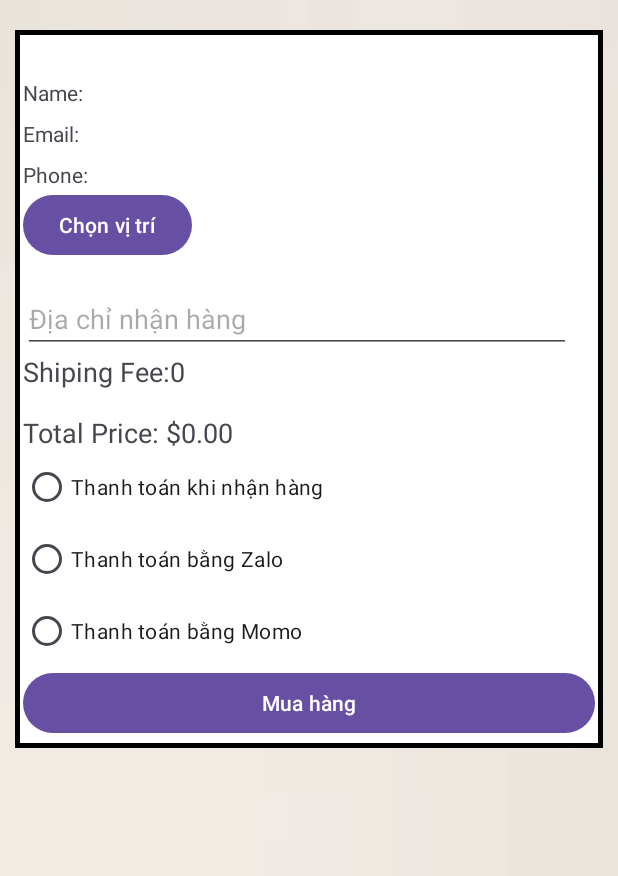
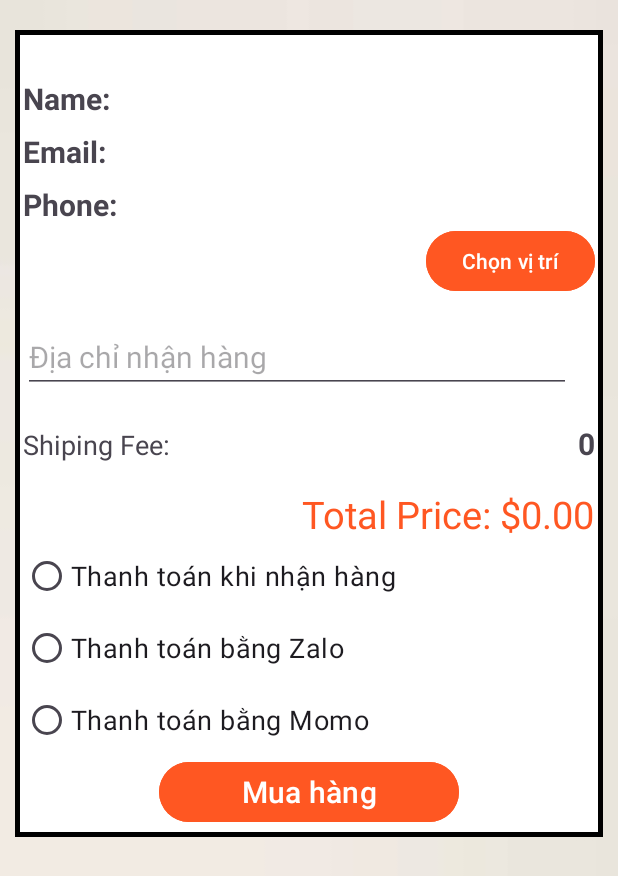
Before and after one commit to AICY-GIT/AppDoDienTu, an Android app: the layout activity_purchase.xml on its own in the app's theme, with its tools: preview values and no code run, on a phone screen of 412 x 824 dp. Shown: the top 876 px of the screen. Run offline under Robolectric (Android 15) with nearby library versions, the phone set to English and light mode, and no system bars.

Commit message:
fix interface home and order

```diff
--- a/app/src/main/res/layout/activity_detai_products.xml
+++ b/app/src/main/res/layout/activity_detai_products.xml
@@ -202,7 +202,7 @@
                 android:layout_gravity="end"
                 android:id="@+id/btn_show_details"
                 android:layout_width="150dp"
-                android:layout_height="100dp"
+                android:layout_height="80dp"
                 android:gravity="center"
                 android:backgroundTint="#F44336"
                 android:text="THÊM VÀO GIỎ HÀNG" />
--- a/app/src/main/res/layout/activity_purchase.xml
+++ b/app/src/main/res/layout/activity_purchase.xml
@@ -6,6 +6,7 @@
     android:orientation="vertical">
 
     <LinearLayout
+
         android:layout_width="match_parent"
         android:layout_height="match_parent"
         android:layout_marginStart="10dp"
@@ -36,40 +37,46 @@
             android:id="@+id/userNameTextView"
             android:layout_width="wrap_content"
             android:layout_height="wrap_content"
-
             android:layout_marginTop="16dp"
-            android:text="Name:" />
+            android:text="Name:"
+            android:textSize="20dp"
+            android:textStyle="bold" />
 
         <TextView
             android:id="@+id/userEmailTextView"
             android:layout_width="wrap_content"
             android:layout_height="wrap_content"
-
             android:layout_marginTop="8dp"
-            android:text="Email:" />
+            android:text="Email:"
+            android:textSize="20dp"
+            android:textStyle="bold" />
 
         <TextView
             android:id="@+id/userPhoneTextView"
             android:layout_width="wrap_content"
             android:layout_height="wrap_content"
-
             android:layout_marginTop="8dp"
-            android:text="Phone:" />
+            android:text="Phone:"
+            android:textSize="20dp"
+            android:textStyle="bold" />
 
         <Button
             android:id="@+id/btn_ChooseLocation_purchase"
             android:layout_width="wrap_content"
             android:layout_height="match_parent"
+            android:layout_gravity="end"
             android:layout_weight="1"
+            android:backgroundTint="#FF5722"
             android:text="Chọn vị trí" />
 
         <EditText
             android:id="@+id/shippingAddressEditText"
             android:layout_width="match_parent"
             android:layout_height="match_parent"
-
             android:layout_marginTop="16dp"
             android:layout_marginEnd="16dp"
+            android:layout_marginBottom="20dp"
+            android:textSize="20dp"
             android:layout_weight="8"
             android:hint="Địa chỉ nhận hàng" />
 
@@ -88,17 +95,21 @@
                 android:id="@+id/tv_shippingFee_purchase"
                 android:layout_width="match_parent"
                 android:layout_height="wrap_content"
+                android:gravity="end"
                 android:text="0"
-                android:textSize="18dp" />
+                android:textSize="20dp"
+                android:textStyle="bold" />
         </LinearLayout>
 
         <TextView
             android:id="@+id/totalPriceTextView"
             android:layout_width="wrap_content"
             android:layout_height="wrap_content"
+            android:layout_gravity="end"
             android:layout_marginTop="16dp"
             android:text="Total Price: $0.00"
-            android:textSize="18sp" />
+            android:textColor="#FF5722"
+            android:textSize="25dp" />
 
         <RadioGroup
             android:id="@+id/rg_paymentMenthod_purchase"
@@ -109,27 +120,33 @@
                 android:id="@+id/rb_whenship_purchase"
                 android:layout_width="match_parent"
                 android:layout_height="wrap_content"
-                android:text="Thanh toán khi nhận hàng" />
+                android:text="Thanh toán khi nhận hàng"
+                android:textSize="18dp" />
 
             <RadioButton
                 android:id="@+id/rb_withZalo_purchase"
                 android:layout_width="match_parent"
                 android:layout_height="wrap_content"
-                android:text="Thanh toán bằng Zalo" />
+                android:text="Thanh toán bằng Zalo"
+                android:textSize="18dp" />
 
             <RadioButton
                 android:id="@+id/rb_withMomo_purchase"
                 android:layout_width="match_parent"
                 android:layout_height="wrap_content"
-                android:text="Thanh toán bằng Momo" />
+                android:text="Thanh toán bằng Momo"
+                android:textSize="18dp" />
         </RadioGroup>
 
         <Button
             android:id="@+id/btn_buy_purchase"
-            android:layout_width="match_parent"
+            android:layout_width="200dp"
             android:layout_height="wrap_content"
+            android:layout_gravity="center"
             android:layout_marginBottom="6dp"
-            android:text="Mua hàng" />
+            android:backgroundTint="#FF5722"
+            android:text="Mua hàng"
+            android:textSize="20dp" />
     </LinearLayout>
 
 </ScrollView>
```
